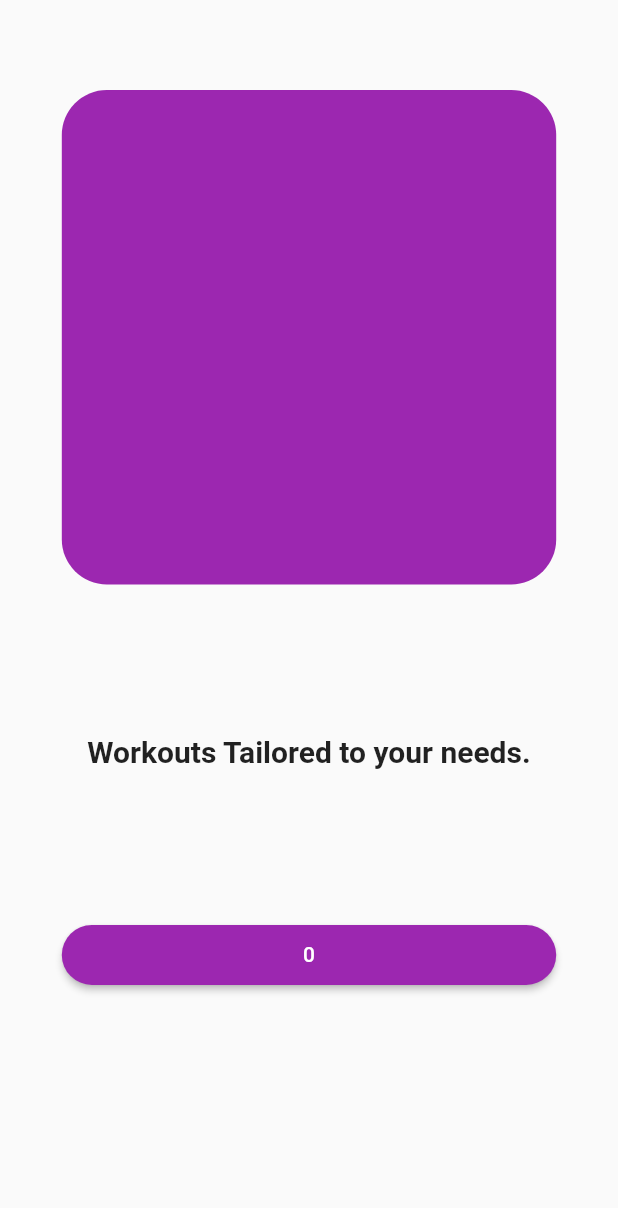
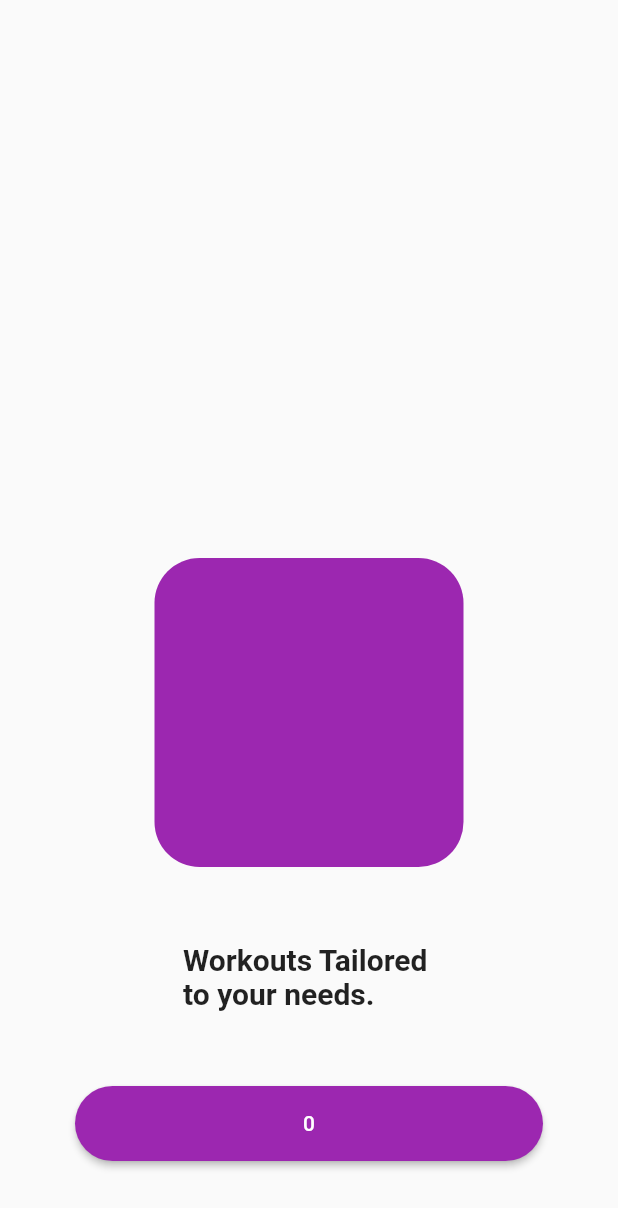
Before and after one commit to sunnyCodeENGINEER/group_11_fitness_app, a Flutter app: the screen it shows after launch, on a phone screen of 412 x 824 dp. Shown: the top 1208 px of the screen. Run offline on Flutter 3.47's test engine with Material 2 defaults, Android fonts, the phone set to English and light mode, and no system bars.

Commit message:
Update onboarding_screen.dart

```diff
--- a/fitness_app/lib/onboarding_screen.dart
+++ b/fitness_app/lib/onboarding_screen.dart
@@ -8,6 +8,26 @@ class OnBoardingScreen extends StatefulWidget {
 }
 
 class _OnBoardingScreenState extends State<OnBoardingScreen> {
+  @override
+  Widget build(BuildContext context) {
+    return Container(
+      child:
+          MediaQuery.of(context).size.width < MediaQuery.of(context).size.height
+              ? const OnBoardingScreenMobile()
+              : const OnBoardingScreenDesktop(),
+    );
+  }
+}
+
+class OnBoardingScreenDesktop extends StatefulWidget {
+  const OnBoardingScreenDesktop({super.key});
+
+  @override
+  State<OnBoardingScreenDesktop> createState() =>
+      _OnBoardingScreenDesktopState();
+}
+
+class _OnBoardingScreenDesktopState extends State<OnBoardingScreenDesktop> {
   int a = 0;
 
   void _incrementCounter() {
@@ -23,16 +43,88 @@ class _OnBoardingScreenState extends State<OnBoardingScreen> {
     return Scaffold(
       body: Column(
         children: [
-          Column(
+          const Spacer(),
+          Container(
+            padding: const EdgeInsets.all(50),
+            child: Row(
+              mainAxisAlignment: MainAxisAlignment.spaceBetween,
               children: [
-              Row(
-                children: const [
-                  Expanded(
-                    child: OnBoardingScreenColumn(
-                      text: "Workouts Tailored to your needs.",
+                const Expanded(
+                  child: Text(
+                    "Workouts\nTailored to\nyour needs.",
+                    style: TextStyle(
+                      fontSize: 40,
+                      fontWeight: FontWeight.bold,
+                    ),
+                    softWrap: false,
+                    maxLines: 5,
+                  ),
+                ),
+                const SizedBox(
+                  width: 10,
+                ),
+                Container(
+                  width: MediaQuery.of(context).size.width * 0.4,
+                  height: MediaQuery.of(context).size.height * 0.5,
+                  decoration: BoxDecoration(
+                    borderRadius: BorderRadius.circular(30),
+                    color: Colors.purple,
                   ),
                 ),
               ],
+            ),
+          ),
+          const Spacer(),
+          Container(
+            padding: const EdgeInsets.only(
+              bottom: 50,
+            ),
+            child: ElevatedButton(
+              style: ElevatedButton.styleFrom(
+                  backgroundColor: Colors.purple,
+                  shape: RoundedRectangleBorder(
+                    borderRadius: BorderRadius.circular(30),
+                  ),
+                  minimumSize: const Size(200, 80)),
+              onPressed: _incrementCounter,
+              child: Text("$a"),
+            ),
+          )
+        ],
+      ),
+    );
+  }
+}
+
+class OnBoardingScreenMobile extends StatefulWidget {
+  const OnBoardingScreenMobile({super.key});
+
+  @override
+  State<OnBoardingScreenMobile> createState() => _OnBoardingScreenMobileState();
+}
+
+class _OnBoardingScreenMobileState extends State<OnBoardingScreenMobile> {
+  int a = 0;
+
+  void _incrementCounter() {
+    if (a < 1) {
+      setState(() {
+        a++;
+      });
+    }
+  }
+
+  @override
+  Widget build(BuildContext context) {
+    return Scaffold(
+      body: Container(
+        alignment: AlignmentDirectional.centerEnd,
+        padding: const EdgeInsets.all(50),
+        child: Column(
+          mainAxisAlignment: MainAxisAlignment.end,
+          children: [
+            const OnBoardingScreenMobileColumn(
+              text: "Workouts Tailored \nto your needs.",
             ),
             ElevatedButton(
               style: ElevatedButton.styleFrom(
@@ -41,54 +133,57 @@ class _OnBoardingScreenState extends State<OnBoardingScreen> {
                     borderRadius: BorderRadius.circular(30),
                   ),
                   minimumSize:
-                        Size(MediaQuery.of(context).size.width * 0.8, 40)),
+                      Size(MediaQuery.of(context).size.width * 0.8, 50)),
               onPressed: _incrementCounter,
               child: Text("$a"),
             ),
           ],
-          )
-        ],
+        ),
       ),
     );
   }
 }
 
-class OnBoardingScreenColumn extends StatefulWidget {
+class OnBoardingScreenMobileColumn extends StatefulWidget {
   final String text;
-  const OnBoardingScreenColumn({super.key, required this.text});
+  const OnBoardingScreenMobileColumn({super.key, required this.text});
 
   @override
-  State<OnBoardingScreenColumn> createState() => _OnBoardingScreenColumnState();
+  State<OnBoardingScreenMobileColumn> createState() =>
+      _OnBoardingScreenMobileColumnState();
 }
 
-class _OnBoardingScreenColumnState extends State<OnBoardingScreenColumn> {
+class _OnBoardingScreenMobileColumnState
+    extends State<OnBoardingScreenMobileColumn> {
   @override
   Widget build(BuildContext context) {
     return Column(
-      crossAxisAlignment: CrossAxisAlignment.center,
       children: [
         Container(
-          height: MediaQuery.of(context).size.width * 0.8,
-          width: MediaQuery.of(context).size.width * 0.8,
-          margin: EdgeInsets.only(
+          height: MediaQuery.of(context).size.width * 0.5,
+          width: MediaQuery.of(context).size.width * 0.5,
+          padding: EdgeInsets.only(
             top: 60,
             left: MediaQuery.of(context).size.width * 0.1,
-              right: MediaQuery.of(context).size.width * 0.1),
+            right: MediaQuery.of(context).size.width * 0.1,
+          ),
           decoration: BoxDecoration(
               borderRadius: BorderRadius.circular(30), color: Colors.purple),
         ),
         const SizedBox(
-          height: 100,
+          height: 50,
         ),
         Text(
           widget.text,
+          softWrap: false,
+          maxLines: 5,
           style: const TextStyle(
             fontSize: 20,
             fontWeight: FontWeight.bold,
           ),
         ),
         const SizedBox(
-          height: 100,
+          height: 50,
         ),
       ],
     );
```
Lines whose indentation alone changed are shown as unchanged.
